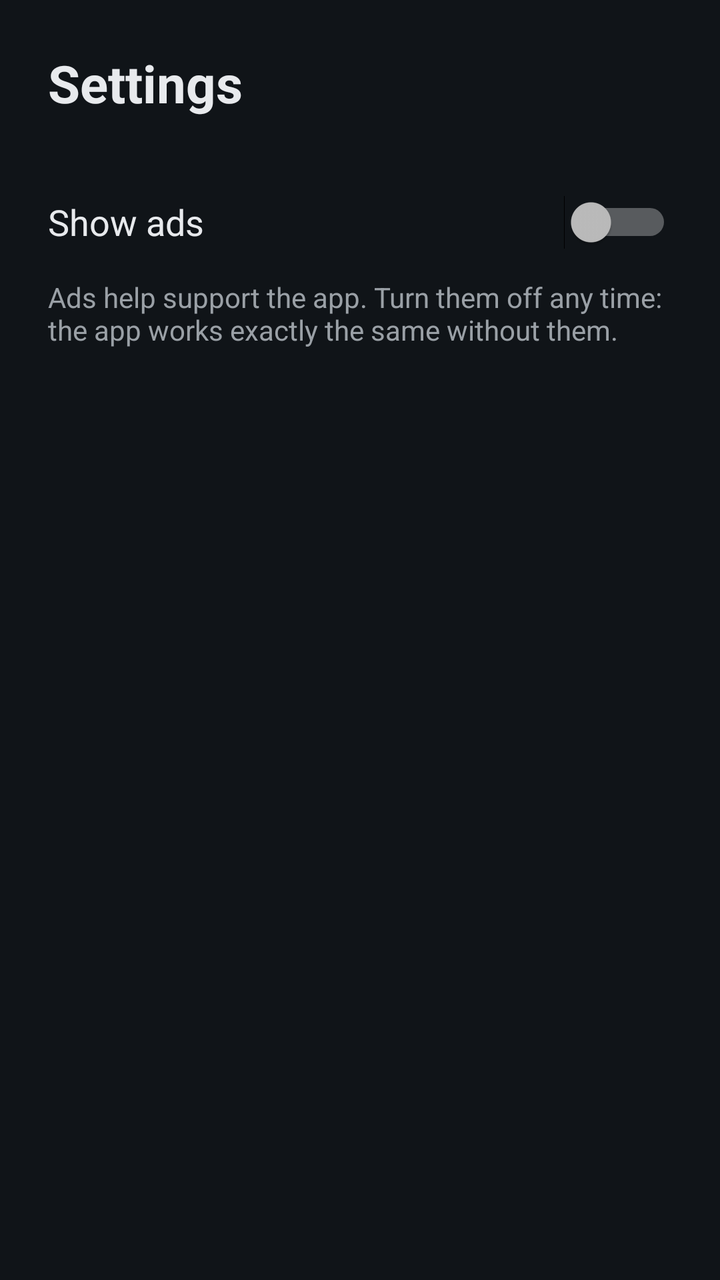
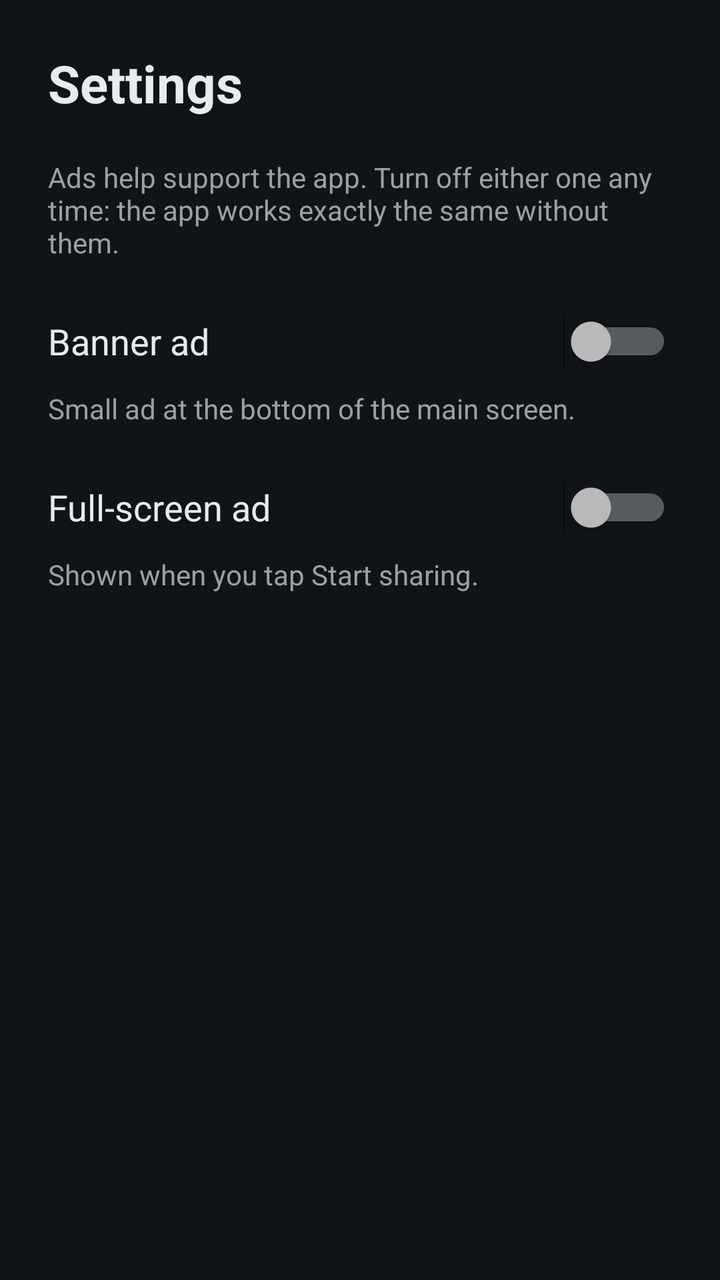

Screens rendered from an Android XML layout before and after an edit, with the pre-edit source and the edit as a unified diff.
<!-- AndroidManifest.xml: application theme AppTheme -->
<!-- res/layout/activity_settings.xml -->
<?xml version="1.0" encoding="utf-8"?>
<LinearLayout xmlns:android="http://schemas.android.com/apk/res/android"
    android:id="@+id/root"
    android:layout_width="match_parent"
    android:layout_height="match_parent"
    android:orientation="vertical"
    android:padding="24dp">

    <TextView
        android:layout_width="wrap_content"
        android:layout_height="wrap_content"
        android:layout_marginBottom="28dp"
        android:text="@string/settings"
        android:textColor="@color/text"
        android:textSize="26sp"
        android:textStyle="bold" />

    <Switch
        android:id="@+id/adsSwitch"
        android:layout_width="match_parent"
        android:layout_height="wrap_content"
        android:minHeight="48dp"
        android:text="@string/show_ads"
        android:textColor="@color/text"
        android:textSize="18sp" />

    <TextView
        android:layout_width="match_parent"
        android:layout_height="wrap_content"
        android:layout_marginTop="4dp"
        android:text="@string/show_ads_summary"
        android:textColor="@color/text_dim"
        android:textSize="14sp" />

    <Button
        android:id="@+id/privacyButton"
        android:layout_width="wrap_content"
        android:layout_height="wrap_content"
        android:layout_marginTop="28dp"
        android:text="@string/privacy_options"
        android:textAllCaps="false"
        android:visibility="gone" />
</LinearLayout>
<!-- resources referenced by this layout -->
<resources>
  <color name="text">#FFE8EAED</color>
  <color name="text_dim">#FF9AA0A6</color>
  <string name="privacy_options">Ad privacy options</string>
  <string name="settings">Settings</string>
  <string name="show_ads">Show ads</string>
  <string name="show_ads_summary">Ads help support the app. Turn them off any time: the app works exactly the same without them.</string>
  <style name="AppTheme" parent="android:Theme.Material.NoActionBar">
          <item name="android:windowBackground">@color/bg</item>
          <item name="android:statusBarColor">@color/bg</item>
          <item name="android:navigationBarColor">@color/bg</item>
          <item name="android:colorAccent">@color/accent</item>
      </style>
  <color name="bg">#FF101418</color>
  <color name="accent">#FF64B5F6</color>
</resources>

<!-- the commit's change to res/layout/activity_settings.xml (unified diff, before → after) -->
@@ -9,26 +9,50 @@
     <TextView
         android:layout_width="wrap_content"
         android:layout_height="wrap_content"
-        android:layout_marginBottom="28dp"
+        android:layout_marginBottom="20dp"
         android:text="@string/settings"
         android:textColor="@color/text"
         android:textSize="26sp"
         android:textStyle="bold" />
 
+    <TextView
+        android:layout_width="match_parent"
+        android:layout_height="wrap_content"
+        android:layout_marginBottom="16dp"
+        android:text="@string/ads_intro"
+        android:textColor="@color/text_dim"
+        android:textSize="14sp" />
+
     <Switch
-        android:id="@+id/adsSwitch"
+        android:id="@+id/bannerSwitch"
         android:layout_width="match_parent"
         android:layout_height="wrap_content"
         android:minHeight="48dp"
-        android:text="@string/show_ads"
+        android:text="@string/show_banner_ads"
         android:textColor="@color/text"
         android:textSize="18sp" />
 
     <TextView
         android:layout_width="match_parent"
         android:layout_height="wrap_content"
-        android:layout_marginTop="4dp"
-        android:text="@string/show_ads_summary"
+        android:layout_marginBottom="16dp"
+        android:text="@string/show_banner_ads_summary"
+        android:textColor="@color/text_dim"
+        android:textSize="14sp" />
+
+    <Switch
+        android:id="@+id/interstitialSwitch"
+        android:layout_width="match_parent"
+        android:layout_height="wrap_content"
+        android:minHeight="48dp"
+        android:text="@string/show_interstitial_ads"
+        android:textColor="@color/text"
+        android:textSize="18sp" />
+
+    <TextView
+        android:layout_width="match_parent"
+        android:layout_height="wrap_content"
+        android:text="@string/show_interstitial_ads_summary"
         android:textColor="@color/text_dim"
         android:textSize="14sp" />
 
<!-- resource entries referenced after the edit -->
@@ -2,10 +2,13 @@
 <resources>
   <color name="text">#FFE8EAED</color>
   <color name="text_dim">#FF9AA0A6</color>
+  <string name="ads_intro">Ads help support the app. Turn off either one any time: the app works exactly the same without them.</string>
   <string name="privacy_options">Ad privacy options</string>
   <string name="settings">Settings</string>
-  <string name="show_ads">Show ads</string>
-  <string name="show_ads_summary">Ads help support the app. Turn them off any time: the app works exactly the same without them.</string>
+  <string name="show_banner_ads">Banner ad</string>
+  <string name="show_banner_ads_summary">Small ad at the bottom of the main screen.</string>
+  <string name="show_interstitial_ads">Full-screen ad</string>
+  <string name="show_interstitial_ads_summary">Shown when you tap Start sharing.</string>
   <style name="AppTheme" parent="android:Theme.Material.NoActionBar">
           <item name="android:windowBackground">@color/bg</item>
           <item name="android:statusBarColor">@color/bg</item>
